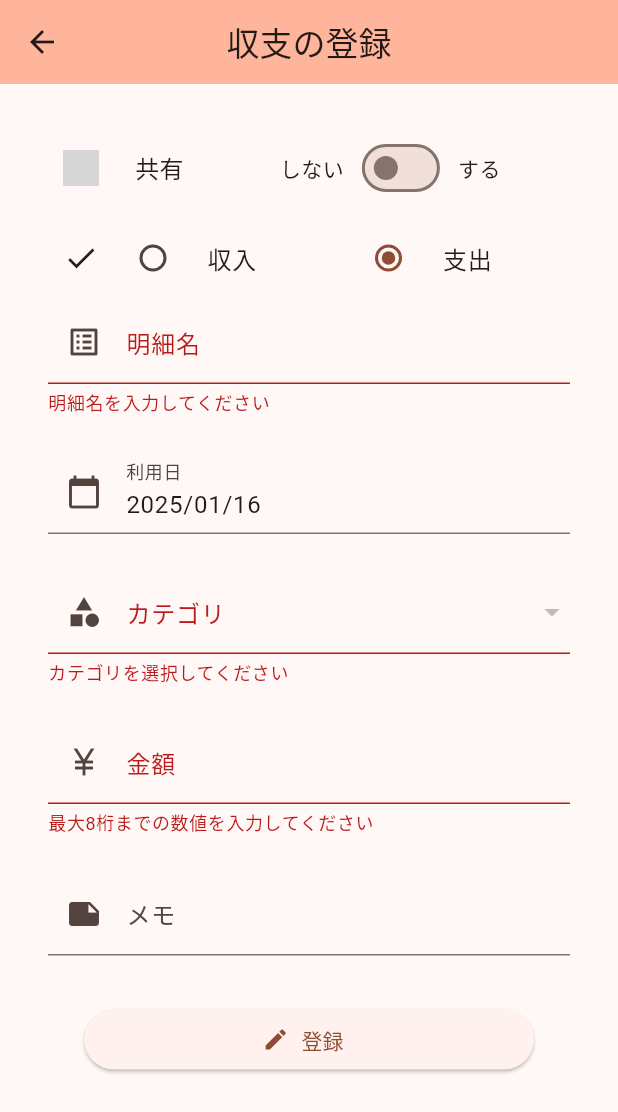
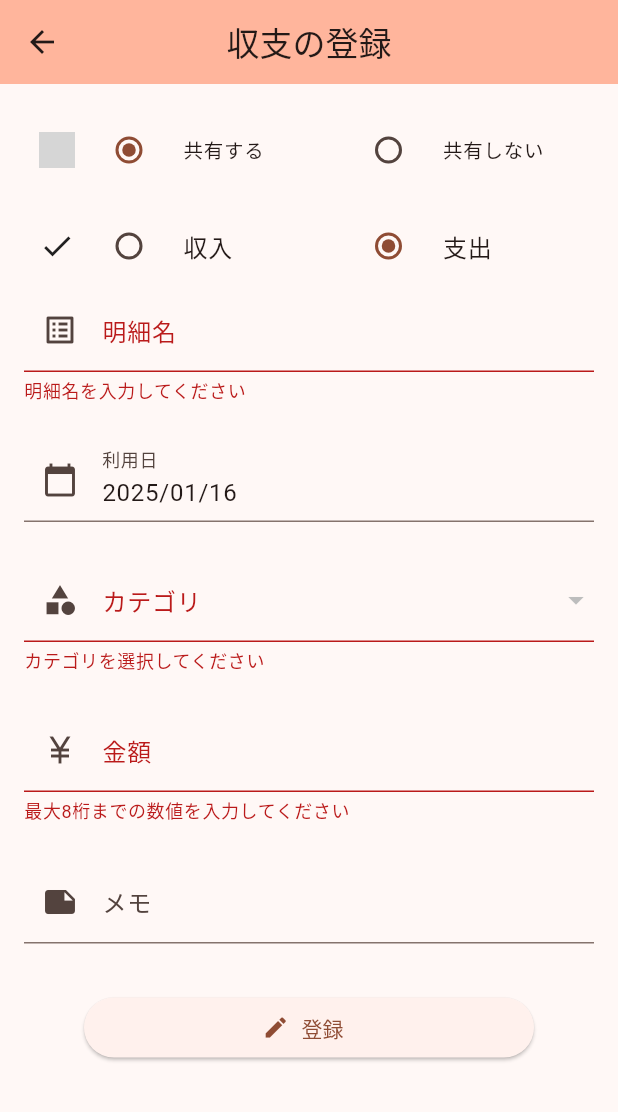
Before and after one commit to koichirokudo/sharing_household_expenses, a Flutter app: the TransactionRegisterPage screen opened directly, after a tap on "登録", on a phone screen of 412 x 824 dp. Shown: the top 1112 px of the screen. Run offline on Flutter 3.47's test engine with Material 3 defaults, Android fonts, the light colour scheme and no system bars; our stand-ins replace app_links, flutter_dotenv, flutter_riverpod, freezed_annotation, image_picker, supabase_flutter; missing offline and left inert: functions_client; accounts and stored records are empty; Roboto replaces fonts that are missing (MPLUS1p); grey boxes are pictures that could not be loaded.

Commit message:
収支登録：共有項目の変更

```diff
--- a/lib/screens/transaction/transaction_register_page.dart
+++ b/lib/screens/transaction/transaction_register_page.dart
@@ -24,9 +24,8 @@ class TransactionRegisterPage extends ConsumerStatefulWidget {
 class TransactionRegisterPageState
     extends ConsumerState<TransactionRegisterPage> {
   bool _isLoading = false;
-  bool _isSettlementLoading = false;
   int? _id;
-  bool _share = false;
+  bool _share = true;
   String _selectedType = 'expense';
   String? _selectedCategory;
   final GlobalKey<FormState> _formKey = GlobalKey<FormState>();
@@ -80,7 +79,7 @@ class TransactionRegisterPageState
       // 編集データがない場合の初期設定
       _selectedType = 'expense';
       _selectedCategory = '5001';
-      _share = false;
+      _share = true;
       _dateController.text = DateFormat('yyyy/MM/dd').format(DateTime.now());
     }
   }
@@ -149,7 +148,7 @@ class TransactionRegisterPageState
         _noteController.clear();
         _amountController.clear();
         _selectedType = 'expense';
-        _share = false;
+        _share = true;
         _selectedCategory = '5001';
       } else {
         // 更新
@@ -183,10 +182,6 @@ class TransactionRegisterPageState
 
   Future<bool> _checkSettlement(String month) async {
     try {
-      setState(() {
-        _isSettlementLoading = true;
-      });
-
       final auth = ref.watch(authProvider);
       final profile = auth.profile;
 
@@ -205,10 +200,6 @@ class TransactionRegisterPageState
       if (mounted) {
         context.showSnackBarError(message: '$error');
       }
-    } finally {
-      setState(() {
-        _isSettlementLoading = false;
-      });
     }
     return false;
   }
@@ -249,39 +240,48 @@ class TransactionRegisterPageState
               child: SingleChildScrollView(
                 child: Center(
                   child: Padding(
-                    padding: const EdgeInsets.all(32.0),
+                    padding: const EdgeInsets.all(16.0),
                     child: Column(
                       mainAxisSize: MainAxisSize.min,
                       children: [
-                        // 共有設定
+                        // 共有するしないの選択
                         Row(
                           children: [
                             Padding(
                               padding: const EdgeInsets.only(left: 10.0),
                               child: Image.asset('assets/icons/share_icon.png',
                                   width: 24),
-                            ), // アイコンを先頭に配置
-                            const Padding(
-                              padding: EdgeInsets.only(left: 24.0, right: 64.0),
-                              child: Text(
-                                '共有',
-                                style: TextStyle(
-                                  fontSize: 16,
+                            ),
+                            Expanded(
+                              child: RadioListTile<bool>(
+                                title: const Text(
+                                  '共有する',
+                                  style: TextStyle(fontSize: 13),
                                 ),
+                                value: true,
+                                groupValue: _share,
+                                onChanged: (bool? value) {
+                                  setState(() {
+                                    _share = true;
+                                  });
+                                },
                               ),
                             ),
-                            Text('しない'),
-                            const SizedBox(width: 8),
-                            Switch(
-                              value: _share,
-                              onChanged: (bool value) => {
-                                setState(() {
-                                  _share = value;
-                                }),
-                              },
+                            Expanded(
+                              child: RadioListTile<bool>(
+                                title: const Text(
+                                  '共有しない',
+                                  style: TextStyle(fontSize: 13),
+                                ),
+                                value: false,
+                                groupValue: _share,
+                                onChanged: (bool? value) {
+                                  setState(() {
+                                    _share = false;
+                                  });
+                                },
+                              ),
                             ),
-                            const SizedBox(width: 8),
-                            Text('する'),
                           ],
                         ),
                         const SizedBox(height: 8),
```
